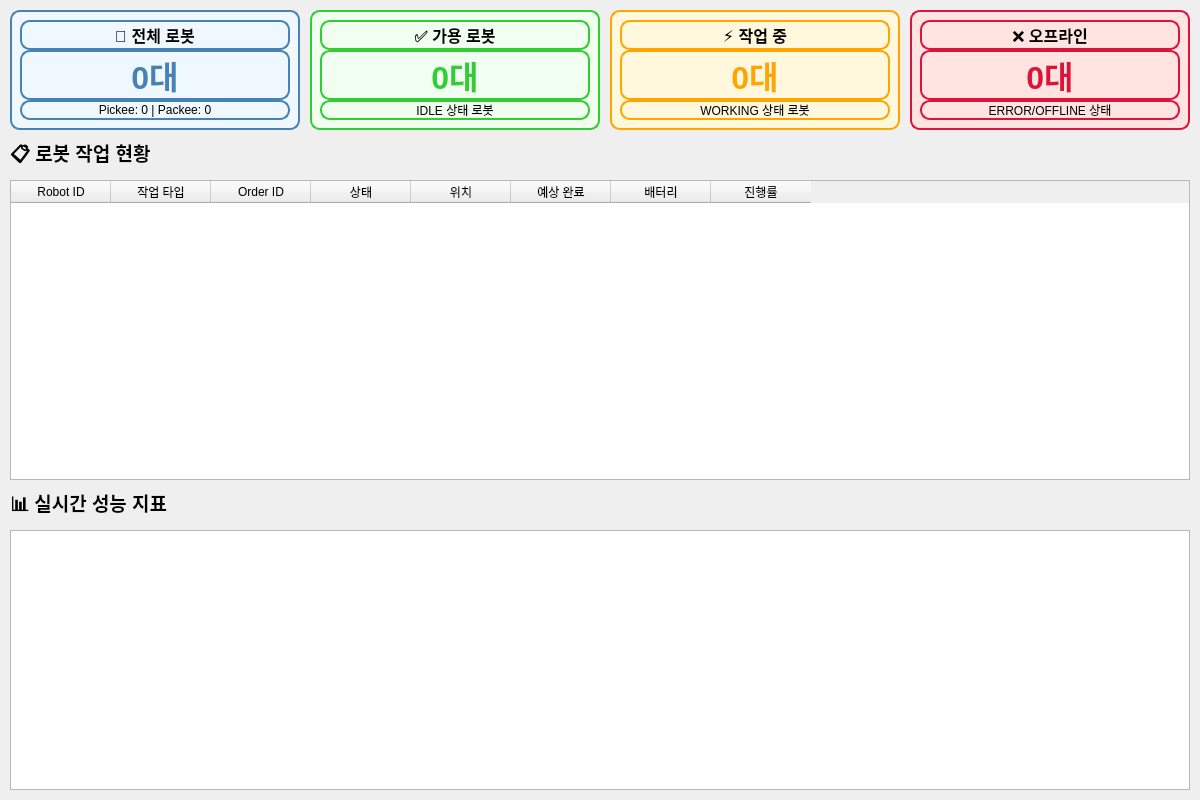
Before: the Qt Designer form shopee_ros2/src/main_service/main_service/dashboard/ui/tab_robot_control.ui in addinedu-roscamp-7th/roscamp-repo-1, drawn with Qt 5.
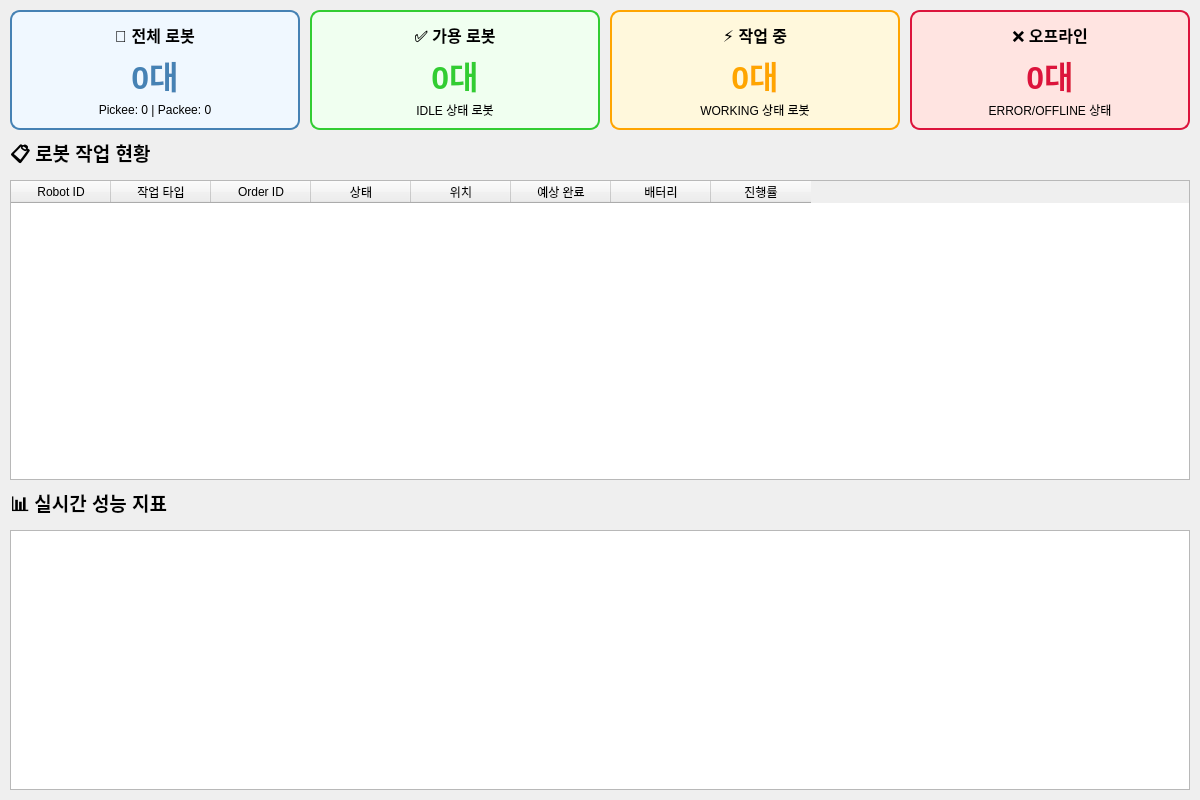
After: the same form once the commit is applied.

```diff
--- a/shopee_ros2/src/main_service/main_service/dashboard/ui/tab_robot_control.ui
+++ b/shopee_ros2/src/main_service/main_service/dashboard/ui/tab_robot_control.ui
@@ -50,15 +50,19 @@
        <height>30</height>
       </rect>
      </property>
+     <property name="font">
+      <font>
+       <pointsize>12</pointsize>
+       <weight>75</weight>
+       <bold>true</bold>
+      </font>
+     </property>
+     <property name="styleSheet">
+      <string notr="true">border: none;</string>
+     </property>
      <property name="text">
       <string>🤖 전체 로봇</string>
      </property>
-     <property name="font">
-      <font>
-       <pointsize>12</pointsize>
-       <bold>true</bold>
-      </font>
-     </property>
      <property name="alignment">
       <set>Qt::AlignCenter</set>
      </property>
@@ -78,15 +82,19 @@
      <property name="font">
       <font>
        <pointsize>24</pointsize>
+       <weight>75</weight>
        <bold>true</bold>
       </font>
      </property>
+     <property name="styleSheet">
+      <string>color: #4682b4; border: none;</string>
+     </property>
+     <property name="text">
+      <string>0대</string>
+     </property>
      <property name="alignment">
       <set>Qt::AlignCenter</set>
      </property>
-     <property name="styleSheet">
-      <string>color: #4682b4;</string>
-     </property>
     </widget>
     <widget class="QLabel" name="total_robots_detail">
      <property name="geometry">
@@ -97,6 +105,14 @@
        <height>20</height>
       </rect>
      </property>
+     <property name="font">
+      <font>
+       <pointsize>9</pointsize>
+      </font>
+     </property>
+     <property name="styleSheet">
+      <string notr="true">border: none;</string>
+     </property>
      <property name="text">
       <string>Pickee: 0 | Packee: 0</string>
      </property>
@@ -133,15 +149,19 @@
        <height>30</height>
       </rect>
      </property>
+     <property name="font">
+      <font>
+       <pointsize>12</pointsize>
+       <weight>75</weight>
+       <bold>true</bold>
+      </font>
+     </property>
+     <property name="styleSheet">
+      <string notr="true">border: none;</string>
+     </property>
      <property name="text">
       <string>✅ 가용 로봇</string>
      </property>
-     <property name="font">
-      <font>
-       <pointsize>12</pointsize>
-       <bold>true</bold>
-      </font>
-     </property>
      <property name="alignment">
       <set>Qt::AlignCenter</set>
      </property>
@@ -161,15 +181,19 @@
      <property name="font">
       <font>
        <pointsize>24</pointsize>
+       <weight>75</weight>
        <bold>true</bold>
       </font>
      </property>
+     <property name="styleSheet">
+      <string>color: #32cd32; border: none;</string>
+     </property>
+     <property name="text">
+      <string>0대</string>
+     </property>
      <property name="alignment">
       <set>Qt::AlignCenter</set>
      </property>
-     <property name="styleSheet">
-      <string>color: #32cd32;</string>
-     </property>
     </widget>
     <widget class="QLabel" name="available_robots_detail">
      <property name="geometry">
@@ -180,6 +204,14 @@
        <height>20</height>
       </rect>
      </property>
+     <property name="font">
+      <font>
+       <pointsize>9</pointsize>
+      </font>
+     </property>
+     <property name="styleSheet">
+      <string notr="true">border: none;</string>
+     </property>
      <property name="text">
       <string>IDLE 상태 로봇</string>
      </property>
@@ -216,15 +248,19 @@
        <height>30</height>
       </rect>
      </property>
+     <property name="font">
+      <font>
+       <pointsize>12</pointsize>
+       <weight>75</weight>
+       <bold>true</bold>
+      </font>
+     </property>
+     <property name="styleSheet">
+      <string notr="true">border: none;</string>
+     </property>
      <property name="text">
       <string>⚡ 작업 중</string>
      </property>
-     <property name="font">
-      <font>
-       <pointsize>12</pointsize>
-       <bold>true</bold>
-      </font>
-     </property>
      <property name="alignment">
       <set>Qt::AlignCenter</set>
      </property>
@@ -244,15 +280,19 @@
      <property name="font">
       <font>
        <pointsize>24</pointsize>
+       <weight>75</weight>
        <bold>true</bold>
       </font>
      </property>
+     <property name="styleSheet">
+      <string>color: #ffa500; border: none;</string>
+     </property>
+     <property name="text">
+      <string>0대</string>
+     </property>
      <property name="alignment">
       <set>Qt::AlignCenter</set>
      </property>
-     <property name="styleSheet">
-      <string>color: #ffa500;</string>
-     </property>
     </widget>
     <widget class="QLabel" name="working_robots_detail">
      <property name="geometry">
@@ -263,6 +303,14 @@
        <height>20</height>
       </rect>
      </property>
+     <property name="font">
+      <font>
+       <pointsize>9</pointsize>
+      </font>
+     </property>
+     <property name="styleSheet">
+      <string notr="true">border: none;</string>
+     </property>
      <property name="text">
       <string>WORKING 상태 로봇</string>
      </property>
@@ -299,15 +347,19 @@
        <height>30</height>
       </rect>
      </property>
+     <property name="font">
+      <font>
+       <pointsize>12</pointsize>
+       <weight>75</weight>
+       <bold>true</bold>
+      </font>
+     </property>
+     <property name="styleSheet">
+      <string notr="true">border: none;</string>
+     </property>
      <property name="text">
       <string>❌ 오프라인</string>
      </property>
-     <property name="font">
-      <font>
-       <pointsize>12</pointsize>
-       <bold>true</bold>
-      </font>
-     </property>
      <property name="alignment">
       <set>Qt::AlignCenter</set>
      </property>
@@ -327,15 +379,19 @@
      <property name="font">
       <font>
        <pointsize>24</pointsize>
+       <weight>75</weight>
        <bold>true</bold>
       </font>
      </property>
+     <property name="styleSheet">
+      <string>color: #dc143c; border: none;</string>
+     </property>
+     <property name="text">
+      <string>0대</string>
+     </property>
      <property name="alignment">
       <set>Qt::AlignCenter</set>
      </property>
-     <property name="styleSheet">
-      <string>color: #dc143c;</string>
-     </property>
     </widget>
     <widget class="QLabel" name="offline_robots_detail">
      <property name="geometry">
@@ -346,6 +402,14 @@
        <height>20</height>
       </rect>
      </property>
+     <property name="font">
+      <font>
+       <pointsize>9</pointsize>
+      </font>
+     </property>
+     <property name="styleSheet">
+      <string notr="true">border: none;</string>
+     </property>
      <property name="text">
       <string>ERROR/OFFLINE 상태</string>
      </property>
```
Left out of the diff: 81 changed lines with no effect on the pictures.
